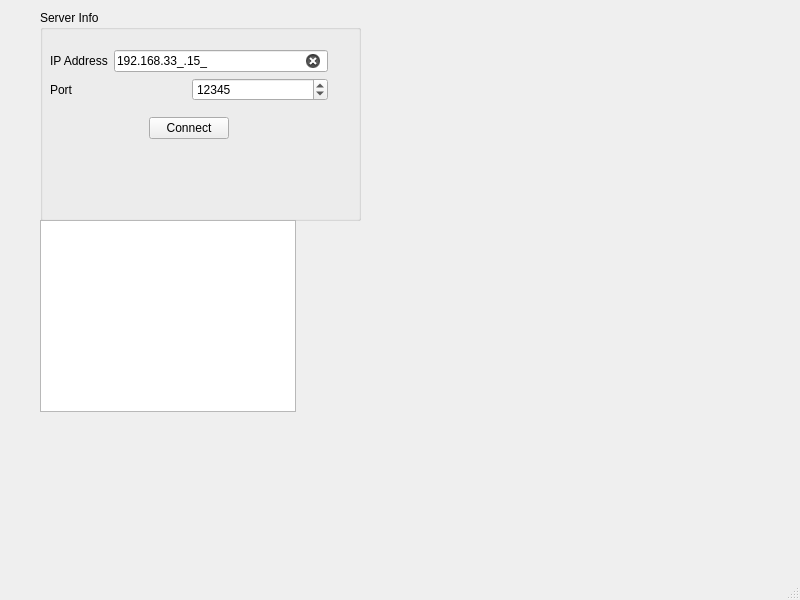
Qt form lampa.ui (lewapFT9/klient-lampa) before a commit.
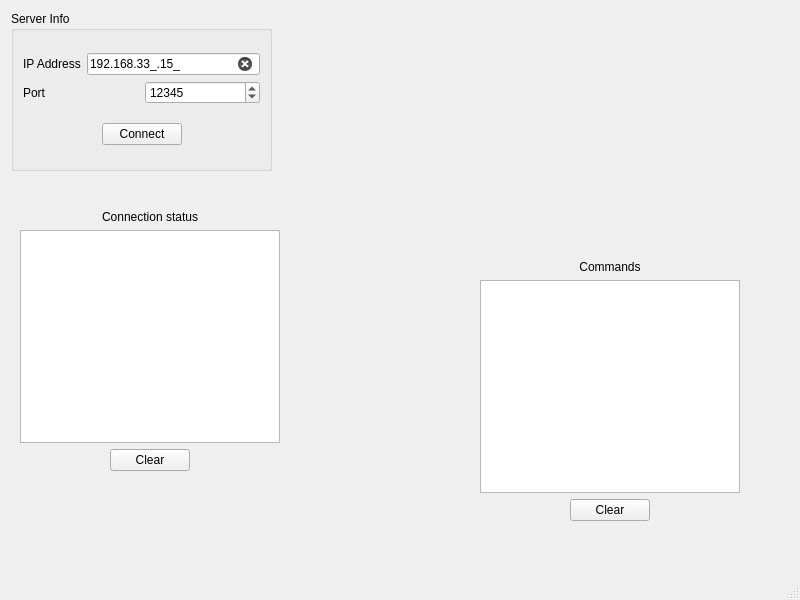
The same form after that commit.

Commit message: reciving commands form server

Diff of the .ui file:
```diff
--- a/lampa.ui
+++ b/lampa.ui
@@ -28,24 +28,17 @@
    <widget class="QGroupBox" name="serverInfo">
     <property name="geometry">
      <rect>
-      <x>40</x>
-      <y>10</y>
-      <width>321</width>
-      <height>211</height>
+      <x>11</x>
+      <y>11</y>
+      <width>261</width>
+      <height>160</height>
      </rect>
     </property>
     <property name="title">
      <string>Server Info</string>
     </property>
-    <widget class="QWidget" name="">
-     <property name="geometry">
-      <rect>
-       <x>10</x>
-       <y>30</y>
-       <width>278</width>
-       <height>110</height>
-      </rect>
-     </property>
+    <layout class="QHBoxLayout" name="horizontalLayout_4">
+     <item>
      <layout class="QVBoxLayout" name="verticalLayout_2">
       <item>
        <layout class="QVBoxLayout" name="verticalLayout">
@@ -140,17 +133,140 @@
        </layout>
       </item>
      </layout>
-    </widget>
-   </widget>
-   <widget class="QListWidget" name="messages">
+     </item>
+    </layout>
+   </widget>
+   <widget class="QWidget" name="">
+    <property name="geometry">
+     <rect>
+      <x>20</x>
+      <y>210</y>
+      <width>260</width>
+      <height>261</height>
+     </rect>
+    </property>
+    <layout class="QVBoxLayout" name="verticalLayout_5">
+     <item>
+      <widget class="QLabel" name="label_3">
+       <property name="text">
+        <string>Connection status</string>
+       </property>
+       <property name="alignment">
+        <set>Qt::AlignCenter</set>
+       </property>
+      </widget>
+     </item>
+     <item>
+      <layout class="QVBoxLayout" name="verticalLayout_3">
+       <item>
+        <widget class="QListWidget" name="messages"/>
+       </item>
+       <item>
+        <layout class="QHBoxLayout" name="horizontalLayout_5">
+         <item>
+          <spacer name="horizontalSpacer_3">
+           <property name="orientation">
+            <enum>Qt::Horizontal</enum>
+           </property>
+           <property name="sizeHint" stdset="0">
+            <size>
+             <width>40</width>
+             <height>20</height>
+            </size>
+           </property>
+          </spacer>
+         </item>
+         <item>
+          <widget class="QPushButton" name="clearMessages">
+           <property name="text">
+            <string>Clear</string>
+           </property>
+          </widget>
+         </item>
+         <item>
+          <spacer name="horizontalSpacer_4">
+           <property name="orientation">
+            <enum>Qt::Horizontal</enum>
+           </property>
+           <property name="sizeHint" stdset="0">
+            <size>
+             <width>40</width>
+             <height>20</height>
+            </size>
+           </property>
+          </spacer>
+         </item>
+        </layout>
+       </item>
+      </layout>
+     </item>
+    </layout>
+   </widget>
+   <widget class="QWidget" name="">
     <property name="geometry">
      <rect>
-      <x>40</x>
-      <y>220</y>
-      <width>256</width>
-      <height>192</height>
+      <x>480</x>
+      <y>260</y>
+      <width>260</width>
+      <height>261</height>
      </rect>
     </property>
+    <layout class="QVBoxLayout" name="verticalLayout_6">
+     <item>
+      <widget class="QLabel" name="label_4">
+       <property name="text">
+        <string>Commands</string>
+       </property>
+       <property name="alignment">
+        <set>Qt::AlignCenter</set>
+       </property>
+      </widget>
+     </item>
+     <item>
+      <layout class="QVBoxLayout" name="verticalLayout_4">
+       <item>
+        <widget class="QListWidget" name="commands"/>
+       </item>
+       <item>
+        <layout class="QHBoxLayout" name="horizontalLayout_6">
+         <item>
+          <spacer name="horizontalSpacer_5">
+           <property name="orientation">
+            <enum>Qt::Horizontal</enum>
+           </property>
+           <property name="sizeHint" stdset="0">
+            <size>
+             <width>40</width>
+             <height>20</height>
+            </size>
+           </property>
+          </spacer>
+         </item>
+         <item>
+          <widget class="QPushButton" name="clearCommands">
+           <property name="text">
+            <string>Clear</string>
+           </property>
+          </widget>
+         </item>
+         <item>
+          <spacer name="horizontalSpacer_6">
+           <property name="orientation">
+            <enum>Qt::Horizontal</enum>
+           </property>
+           <property name="sizeHint" stdset="0">
+            <size>
+             <width>40</width>
+             <height>20</height>
+            </size>
+           </property>
+          </spacer>
+         </item>
+        </layout>
+       </item>
+      </layout>
+     </item>
+    </layout>
    </widget>
   </widget>
   <widget class="QMenuBar" name="menubar">
```
Left out of the diff: 35 changed lines with no effect on the pictures. Lines whose indentation alone changed are shown as unchanged. The commit also changes 4 other files.
